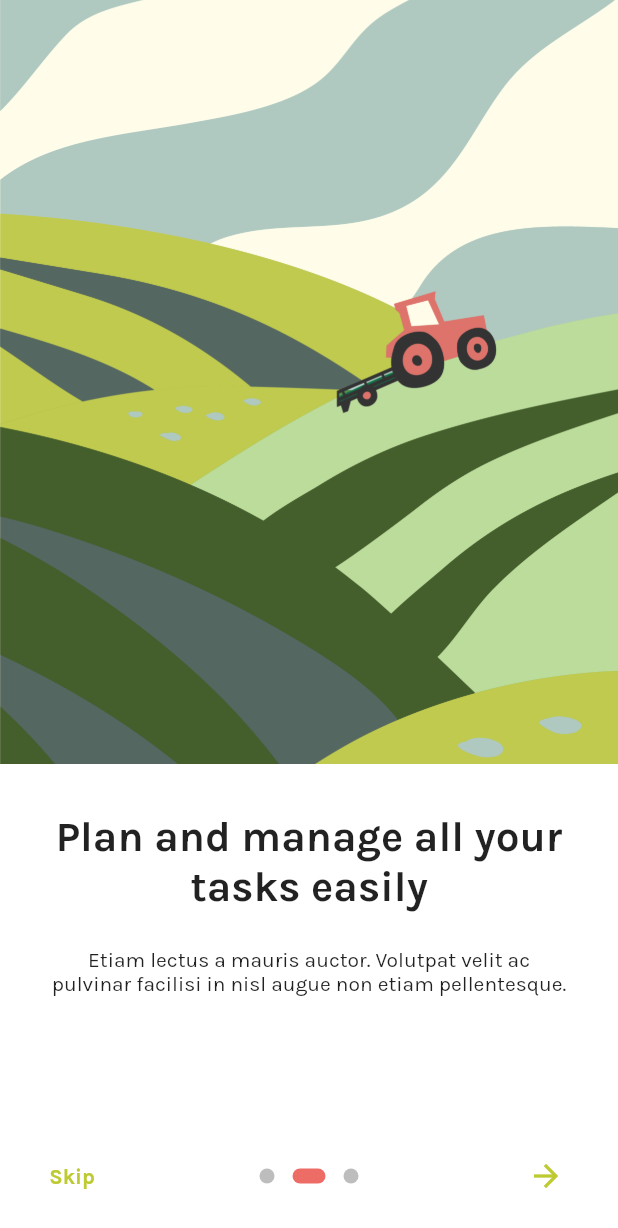
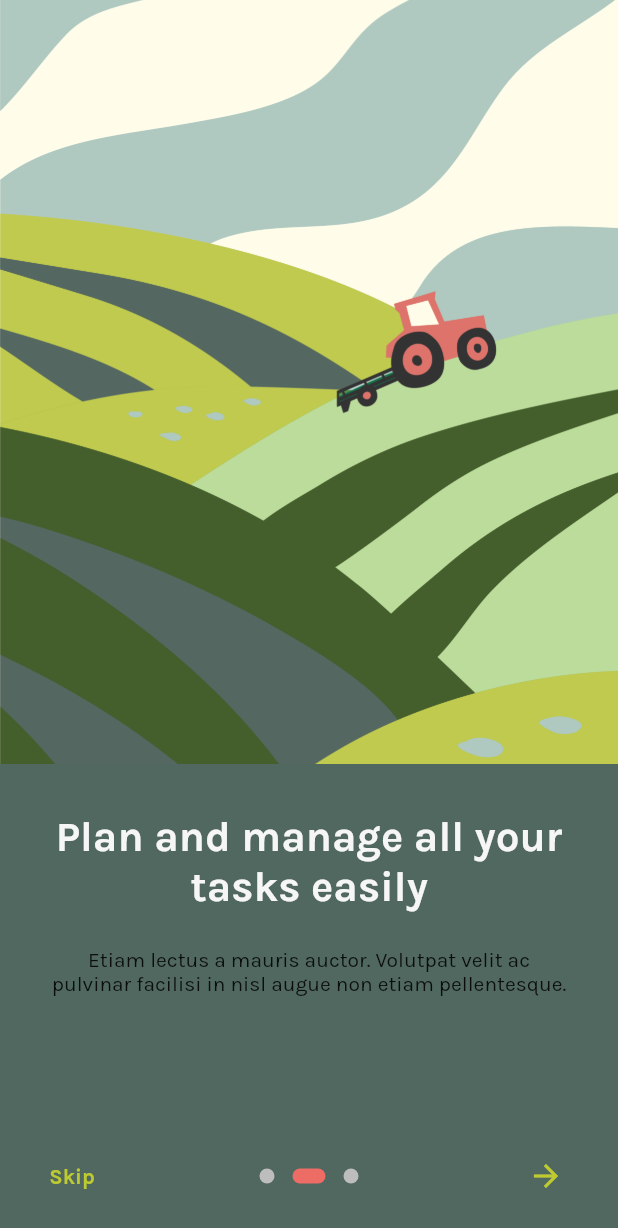
Before and after one commit to Linda-Fitz/RapidIdeationProject, a Flutter app: the screen it shows after launch, swiped to page 2, on a phone screen of 412 x 824 dp. Shown: the top 1228 px of the screen. Run offline on Flutter 3.47's test engine with Material 2 defaults, Android fonts, the phone set to English and light mode, and no system bars; drawn by our look-alikes of introduction_screen.

Commit message:
change onboarding colors

```diff
--- a/lib/screens/onboarding.dart
+++ b/lib/screens/onboarding.dart
@@ -39,13 +39,18 @@ class _OnBoardingPageState extends State<OnBoardingScreen> {
 
   @override
   Widget build(BuildContext context) {
-    const bodyStyle = TextStyle(fontSize: 14.0);
+    const bodyStyle = TextStyle(
+      fontSize: 14.0,
+    );
 
     const fullScreenPageDecoration = const PageDecoration(
-      titleTextStyle: TextStyle(fontSize: 28.0, fontWeight: FontWeight.w700),
+      titleTextStyle: TextStyle(
+          fontSize: 28.0,
+          fontWeight: FontWeight.w700,
+          color: Color(0xFFF6F6F6)),
       bodyTextStyle: bodyStyle,
       descriptionPadding: EdgeInsets.fromLTRB(16.0, 0.0, 16.0, 16.0),
-      pageColor: Colors.white,
+      pageColor: Color(0xFF50685F),
       imagePadding: EdgeInsets.zero,
       bodyFlex: 1,
       imageFlex: 2,
--- a/lib/theme/style.dart
+++ b/lib/theme/style.dart
@@ -5,7 +5,7 @@ ThemeData appTheme() {
     // Define the default brightness and colors.
     primaryColor: Color(0xFFBDCA32),
     accentColor: Color(0xFFED6C66),
-    hintColor: Colors.white,
+    hintColor: Color(0xFFF6F6F6),
     dividerColor: Colors.white,
     buttonColor: Color(0xFFBDCA32),
     scaffoldBackgroundColor: Color(0xFF50685F),
```
